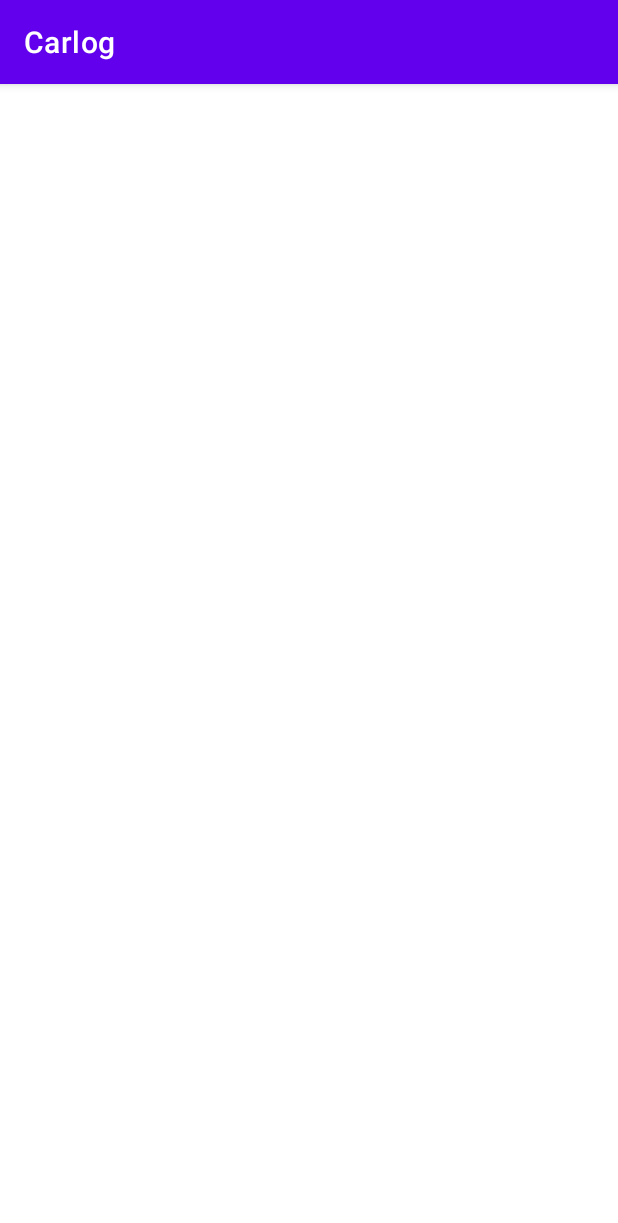
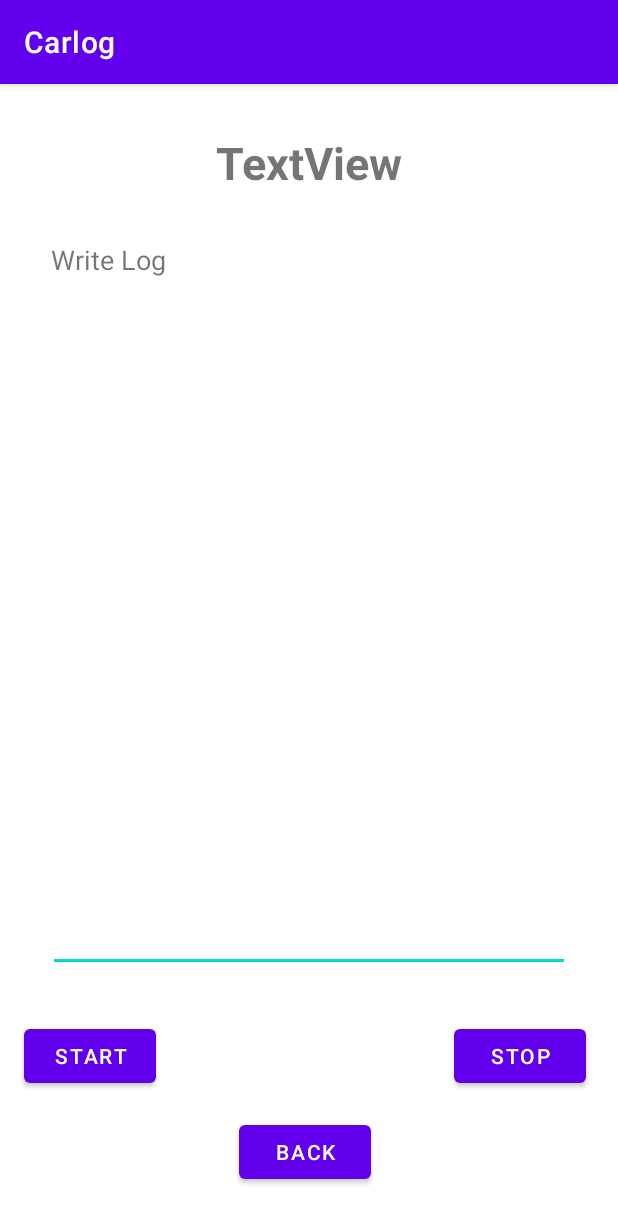
Before and after one commit to Ravalian/App_Project_Gruppe_13_SMAP_v2, an Android app: the VehicleLogActivity screen opened directly, with no data from a screen before it, on a phone screen of 412 x 824 dp. Shown: the top 1223 px of the screen. Run offline under Robolectric (Android 15) with nearby library versions, the phone set to English and light mode, and no system bars.

Commit message:
made basic layout to Vehicle Log

```diff
--- a/Carlog/app/src/main/java/com/example/smap_app_project_grp_13_carlog/Activities/RegisteredVehiclesActivity.java
+++ b/Carlog/app/src/main/java/com/example/smap_app_project_grp_13_carlog/Activities/RegisteredVehiclesActivity.java
@@ -88,8 +88,9 @@ public class RegisteredVehiclesActivity extends AppCompatActivity implements Reg
     }
 
     @Override
-    public void onRegisteredVehicleClicked(int RVID) {
+    public void onRegisteredVehicleClicked(int position) {
         Intent intent = new Intent(this, VehicleDetailsActivity.class);
+        intent.putExtra(constants.ID, vehicles.get(position).getRegistrationNumber());
         startActivityForResult(intent, 101);
     }
 
--- a/Carlog/app/src/main/res/layout/activity_vehicle_log.xml
+++ b/Carlog/app/src/main/res/layout/activity_vehicle_log.xml
@@ -6,4 +6,83 @@
     android:layout_height="match_parent"
     tools:context=".Activities.VehicleLogActivity">
 
+    <TextView
+        android:id="@+id/txtVLVehicleName"
+        android:layout_width="wrap_content"
+        android:layout_height="wrap_content"
+        android:layout_marginTop="32dp"
+        android:text="TextView"
+        android:textSize="30sp"
+        android:textStyle="bold"
+        app:layout_constraintEnd_toEndOf="parent"
+        app:layout_constraintStart_toStartOf="parent"
+        app:layout_constraintTop_toTopOf="parent" />
+
+    <TextView
+        android:id="@+id/txtVLWriteLog"
+        android:layout_width="wrap_content"
+        android:layout_height="wrap_content"
+        android:layout_marginStart="16dp"
+        android:layout_marginLeft="16dp"
+        android:layout_marginTop="32dp"
+        android:layout_marginEnd="16dp"
+        android:layout_marginRight="16dp"
+        android:text="@string/txtWriteLog"
+        android:textSize="18sp"
+        app:layout_constraintEnd_toStartOf="@+id/txtVLVehicleName"
+        app:layout_constraintStart_toStartOf="parent"
+        app:layout_constraintTop_toBottomOf="@+id/txtVLVehicleName" />
+
+    <EditText
+        android:id="@+id/txteditVLlog"
+        android:layout_width="0dp"
+        android:layout_height="0dp"
+        android:layout_marginStart="32dp"
+        android:layout_marginLeft="32dp"
+        android:layout_marginTop="16dp"
+        android:layout_marginEnd="32dp"
+        android:layout_marginRight="32dp"
+        android:layout_marginBottom="32dp"
+        android:ems="10"
+        android:gravity="start|top"
+        android:inputType="textMultiLine"
+        app:layout_constraintBottom_toTopOf="@+id/btnVLStart"
+        app:layout_constraintEnd_toEndOf="parent"
+        app:layout_constraintStart_toStartOf="parent"
+        app:layout_constraintTop_toBottomOf="@+id/txtVLWriteLog" />
+
+    <Button
+        android:id="@+id/btnVLStart"
+        android:layout_width="wrap_content"
+        android:layout_height="wrap_content"
+        android:layout_marginStart="16dp"
+        android:layout_marginLeft="16dp"
+        android:layout_marginBottom="16dp"
+        android:text="@string/btn_start"
+        app:layout_constraintBottom_toTopOf="@+id/btnVLBack"
+        app:layout_constraintStart_toStartOf="parent" />
+
+    <Button
+        android:id="@+id/btnVLStop"
+        android:layout_width="wrap_content"
+        android:layout_height="wrap_content"
+        android:layout_marginStart="193dp"
+        android:layout_marginLeft="193dp"
+        android:layout_marginEnd="16dp"
+        android:layout_marginRight="16dp"
+        android:text="@string/btn_Stop"
+        app:layout_constraintBottom_toBottomOf="@+id/btnVLStart"
+        app:layout_constraintEnd_toEndOf="parent"
+        app:layout_constraintStart_toEndOf="@+id/btnVLStart"
+        app:layout_constraintTop_toTopOf="@+id/btnVLStart" />
+
+    <Button
+        android:id="@+id/btnVLBack"
+        android:layout_width="wrap_content"
+        android:layout_height="wrap_content"
+        android:layout_marginBottom="32dp"
+        android:text="@string/btn_Back"
+        app:layout_constraintBottom_toBottomOf="parent"
+        app:layout_constraintEnd_toStartOf="@+id/btnVLStop"
+        app:layout_constraintStart_toEndOf="@+id/btnVLStart" />
 </androidx.constraintlayout.widget.ConstraintLayout>
--- a/Carlog/app/src/main/res/values/strings.xml
+++ b/Carlog/app/src/main/res/values/strings.xml
@@ -50,4 +50,7 @@
     <string name="CancelBtn">Cancel</string>
     <string name="UI_RegisteredVehiclesBtn">Registered Vehicles</string>
     <string name="txt_ActivityRegisteredVehicles_OwnerName">Owner Name</string>
+    <string name="txtWriteLog">Write Log</string>
+    <string name="btn_start">Start</string>
+    <string name="btn_Stop">Stop</string>
 </resources>
```
